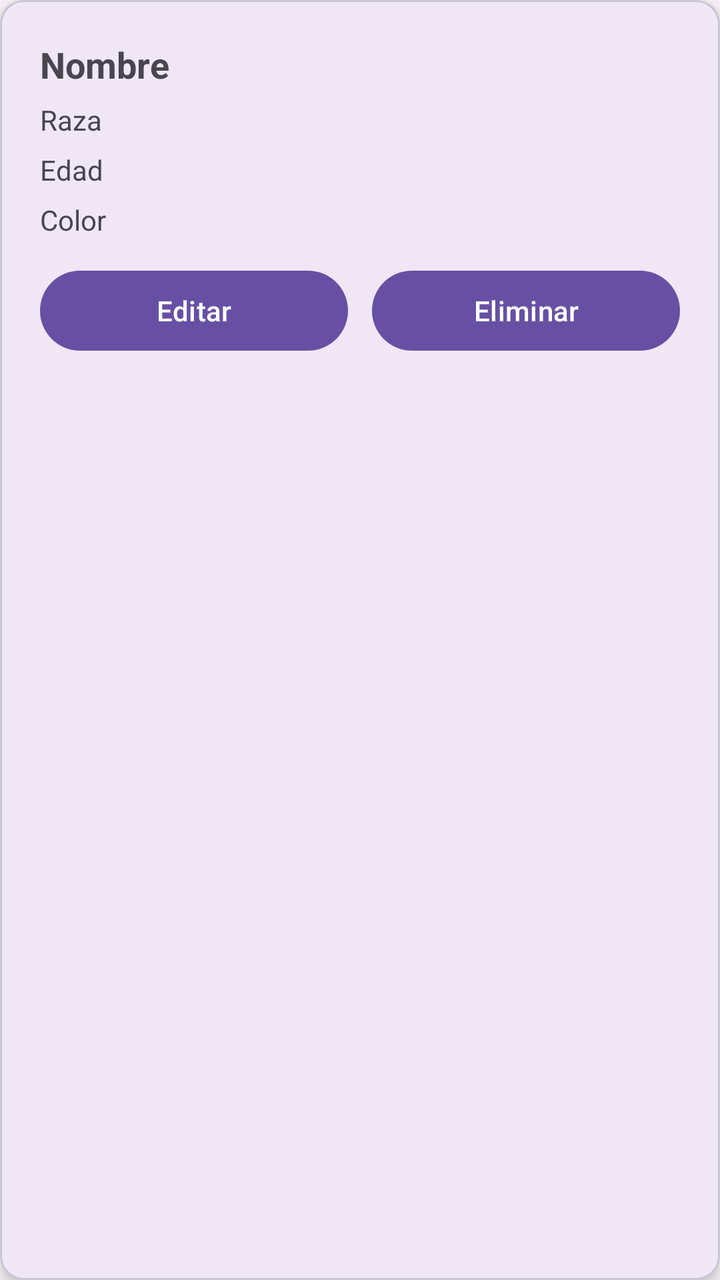
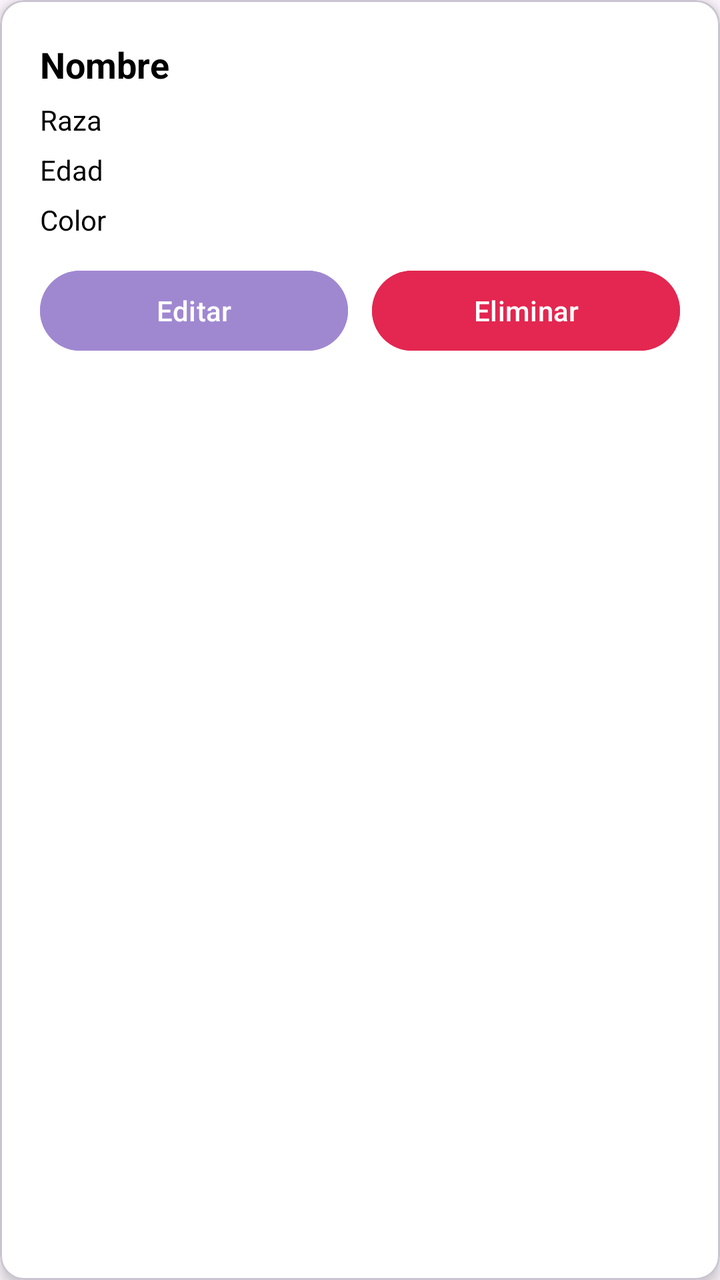

An Android layout rendered at two revisions. The XML below is the earlier revision; the diff shows what the commit changed to produce the second picture.
<!-- AndroidManifest.xml: application theme Theme.CrudMascotas -->
<!-- res/layout/item_mascota.xml -->
<?xml version="1.0" encoding="utf-8"?>
<com.google.android.material.card.MaterialCardView
    xmlns:android="http://schemas.android.com/apk/res/android"
    xmlns:app="http://schemas.android.com/apk/res-auto"
    android:layout_width="match_parent"
    android:layout_height="wrap_content"
    android:layout_margin="8dp"
    app:cardCornerRadius="12dp"
    app:cardElevation="4dp">

    <androidx.constraintlayout.widget.ConstraintLayout
        android:layout_width="match_parent"
        android:layout_height="wrap_content"
        android:padding="20dp">

        <TextView
            android:id="@+id/tvNombre"
            android:layout_width="0dp"
            android:layout_height="wrap_content"
            android:text="Nombre"
            android:textSize="18sp"
            android:textStyle="bold"
            app:layout_constraintTop_toTopOf="parent"
            app:layout_constraintStart_toStartOf="parent"
            app:layout_constraintEnd_toEndOf="parent" />

        <TextView
            android:id="@+id/tvRaza"
            android:layout_width="0dp"
            android:layout_height="wrap_content"
            android:layout_marginTop="6dp"
            android:text="Raza"
            app:layout_constraintTop_toBottomOf="@id/tvNombre"
            app:layout_constraintStart_toStartOf="parent"
            app:layout_constraintEnd_toEndOf="parent" />

        <TextView
            android:id="@+id/tvEdad"
            android:layout_width="0dp"
            android:layout_height="wrap_content"
            android:layout_marginTop="6dp"
            android:text="Edad"
            app:layout_constraintTop_toBottomOf="@id/tvRaza"
            app:layout_constraintStart_toStartOf="parent"
            app:layout_constraintEnd_toEndOf="parent" />

        <TextView
            android:id="@+id/tvColor"
            android:layout_width="0dp"
            android:layout_height="wrap_content"
            android:layout_marginTop="6dp"
            android:text="Color"
            app:layout_constraintTop_toBottomOf="@id/tvEdad"
            app:layout_constraintStart_toStartOf="parent"
            app:layout_constraintEnd_toEndOf="parent" />

        <Button
            android:id="@+id/btnEditar"
            android:layout_width="0dp"
            android:layout_height="wrap_content"
            android:layout_marginTop="12dp"
            android:layout_marginEnd="6dp"
            android:text="Editar"
            app:layout_constraintTop_toBottomOf="@id/tvColor"
            app:layout_constraintStart_toStartOf="parent"
            app:layout_constraintEnd_toStartOf="@id/btnEliminar"
            app:layout_constraintBottom_toBottomOf="parent" />

        <Button
            android:id="@+id/btnEliminar"
            android:layout_width="0dp"
            android:layout_height="wrap_content"
            android:layout_marginTop="12dp"
            android:layout_marginStart="6dp"
            android:text="Eliminar"
            app:layout_constraintTop_toBottomOf="@id/tvColor"
            app:layout_constraintStart_toEndOf="@id/btnEditar"
            app:layout_constraintEnd_toEndOf="parent"
            app:layout_constraintBottom_toBottomOf="parent" />

    </androidx.constraintlayout.widget.ConstraintLayout>

</com.google.android.material.card.MaterialCardView>
<!-- resources referenced by this layout -->
<resources>
  <style name="Theme.CrudMascotas" parent="Base.Theme.CrudMascotas" />
  <style name="Base.Theme.CrudMascotas" parent="Theme.Material3.DayNight.NoActionBar">
          
          
      </style>
</resources>

<!-- the commit's change to res/layout/item_mascota.xml (unified diff, before → after) -->
@@ -5,6 +5,7 @@
     android:layout_width="match_parent"
     android:layout_height="wrap_content"
     android:layout_margin="8dp"
+    app:cardBackgroundColor="@color/white"
     app:cardCornerRadius="12dp"
     app:cardElevation="4dp">
 
@@ -18,6 +19,7 @@
             android:layout_width="0dp"
             android:layout_height="wrap_content"
             android:text="Nombre"
+            android:textColor="@color/black"
             android:textSize="18sp"
             android:textStyle="bold"
             app:layout_constraintTop_toTopOf="parent"
@@ -30,6 +32,7 @@
             android:layout_height="wrap_content"
             android:layout_marginTop="6dp"
             android:text="Raza"
+            android:textColor="@color/black"
             app:layout_constraintTop_toBottomOf="@id/tvNombre"
             app:layout_constraintStart_toStartOf="parent"
             app:layout_constraintEnd_toEndOf="parent" />
@@ -40,6 +43,7 @@
             android:layout_height="wrap_content"
             android:layout_marginTop="6dp"
             android:text="Edad"
+            android:textColor="@color/black"
             app:layout_constraintTop_toBottomOf="@id/tvRaza"
             app:layout_constraintStart_toStartOf="parent"
             app:layout_constraintEnd_toEndOf="parent" />
@@ -50,6 +54,7 @@
             android:layout_height="wrap_content"
             android:layout_marginTop="6dp"
             android:text="Color"
+            android:textColor="@color/black"
             app:layout_constraintTop_toBottomOf="@id/tvEdad"
             app:layout_constraintStart_toStartOf="parent"
             app:layout_constraintEnd_toEndOf="parent" />
@@ -61,6 +66,8 @@
             android:layout_marginTop="12dp"
             android:layout_marginEnd="6dp"
             android:text="Editar"
+            android:textColor="@color/white"
+            android:backgroundTint="@color/lila_o"
             app:layout_constraintTop_toBottomOf="@id/tvColor"
             app:layout_constraintStart_toStartOf="parent"
             app:layout_constraintEnd_toStartOf="@id/btnEliminar"
@@ -73,6 +80,8 @@
             android:layout_marginTop="12dp"
             android:layout_marginStart="6dp"
             android:text="Eliminar"
+            android:textColor="@color/white"
+            android:backgroundTint="@color/fucxia_o"
             app:layout_constraintTop_toBottomOf="@id/tvColor"
             app:layout_constraintStart_toEndOf="@id/btnEditar"
             app:layout_constraintEnd_toEndOf="parent"
<!-- resource entries referenced after the edit -->
@@ -1,5 +1,9 @@
 <!-- resources referenced by this layout -->
 <resources>
+  <color name="black">#FF000000</color>
+  <color name="fucxia_o">#E32750</color>
+  <color name="lila_o">#A088D1</color>
+  <color name="white">#FFFFFFFF</color>
   <style name="Theme.CrudMascotas" parent="Base.Theme.CrudMascotas" />
   <style name="Base.Theme.CrudMascotas" parent="Theme.Material3.DayNight.NoActionBar">
           
